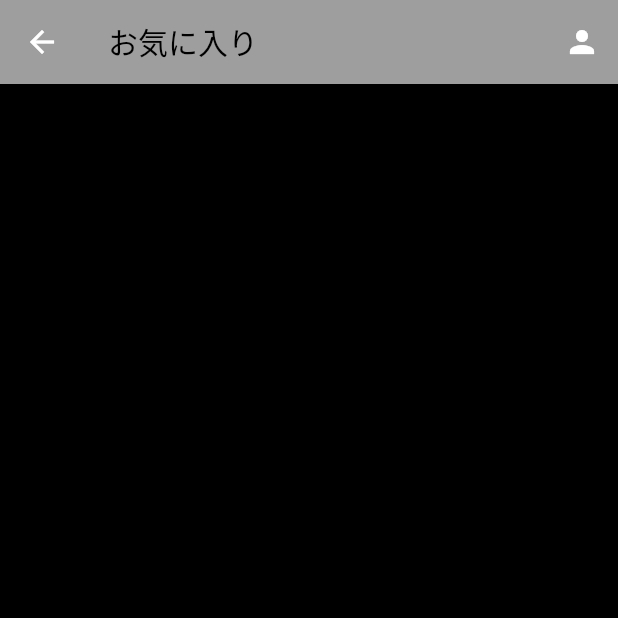
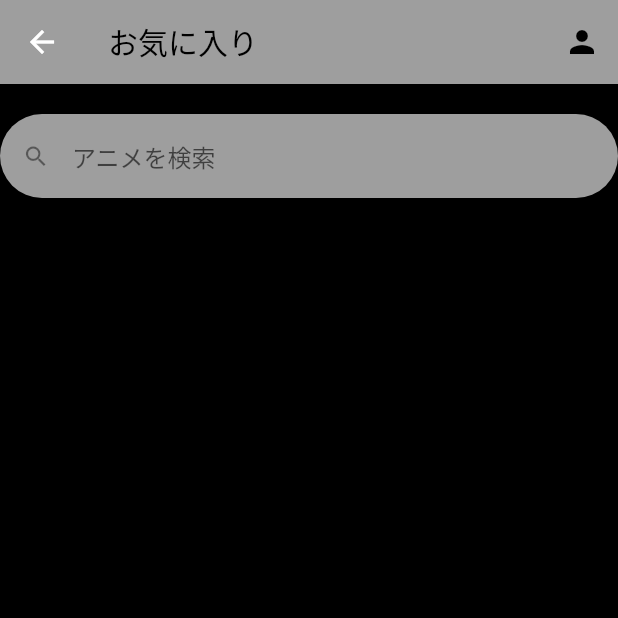
Before and after one commit to hinata2145/anime_app, a Flutter app: the FavoritePage screen opened directly, on a phone screen of 412 x 824 dp, the top half of it. Run offline on Flutter 3.47's test engine with Material 2 defaults, Android fonts, the phone set to English and light mode, and no system bars; network calls fail.

Commit message:
アニメ一覧画面のボタンを単一選択できるようにした コンポーネントした検索バーの適用 コンポーネント化したアップバーの適用

```diff
--- a/lib/components/custom_appbar.dart
+++ b/lib/components/custom_appbar.dart
@@ -17,7 +17,10 @@ class CustomAppbar extends StatelessWidget implements PreferredSizeWidget {
               Navigator.push(context,
                   MaterialPageRoute(builder: (context) => const ProfilePage()));
             },
-            icon: const Icon(Icons.person))
+            icon: const Icon(
+              Icons.person,
+              color: Colors.black,
+            ))
       ],
     );
   }
--- a/lib/components/serach.dart
+++ b/lib/components/search.dart
@@ -13,6 +13,7 @@ class _MyCustomFormState extends State<MyCustomForm> {
   @override
   Widget build(BuildContext context) {
     return TextFormField(
+      keyboardType: TextInputType.name,
       decoration: InputDecoration(
         hintText: 'アニメを検索',
         fillColor: Colors.grey,
--- a/lib/screen/favorite_page.dart
+++ b/lib/screen/favorite_page.dart
@@ -1,4 +1,6 @@
+import 'package:anime_app/components/custom_appbar.dart';
 import 'package:flutter/material.dart';
+import 'package:anime_app/components/search.dart';
 
 class FavoritePage extends StatefulWidget {
   const FavoritePage({Key? key}) : super(key: key);
@@ -12,15 +14,22 @@ class _FavoritePageState extends State<FavoritePage> {
   Widget build(BuildContext context) {
     return Scaffold(
       backgroundColor: Colors.black,
-      appBar: AppBar(
-        title: const Text('お気に入り', style: TextStyle(color: Colors.black)),
-        actions: [
-          IconButton(
-            icon: const Icon(Icons.person),
-            onPressed: () {},
+      appBar: const CustomAppbar(
+        title: Text(
+          'お気に入り',
+          style: TextStyle(color: Colors.black),
+        ),
+      ),
+      body: Container(
+        margin: const EdgeInsets.only(top: 20),
+        child: Center(
+          child: Column(
+            children: const [
+              MyCustomForm(),
+              SizedBox(height: 24),
+            ],
           ),
-        ],
-        backgroundColor: Colors.grey,
+        ),
       ),
     );
   }
```
Also changed, not shown: lib/screen/ already_watched_page.dart (+16 -9 lines), lib/screen/anime_list_page.dart (+31 -16 lines), lib/screen/not_watched_page.dart (+17 -8 lines), lib/screen/profile_page.dart (+10 -0 lines).
